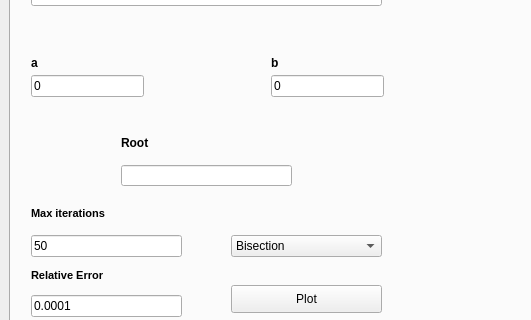
Before: the Qt Designer form src/ui/mainwindow.ui in Gang-of-CSED/Equator, drawn with Qt 5; both pictures show x 0 to 531 and y 100 to 420 of the 1110 by 675 pixel window.
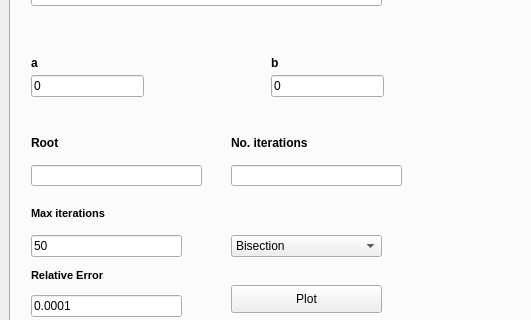
After: the same form once the commit is applied.

Commit message: add label to equation+ no iterations

```diff
--- a/src/ui/mainwindow.ui
+++ b/src/ui/mainwindow.ui
@@ -977,7 +977,7 @@
        <widget class="QLineEdit" name="rootLineEdit">
         <property name="geometry">
          <rect>
-          <x>110</x>
+          <x>20</x>
           <y>230</y>
           <width>171</width>
           <height>21</height>
@@ -990,7 +990,7 @@
        <widget class="QLabel" name="rootLabel">
         <property name="geometry">
          <rect>
-          <x>110</x>
+          <x>20</x>
           <y>200</y>
           <width>55</width>
           <height>16</height>
@@ -1135,6 +1135,38 @@
          <string>Dark</string>
         </property>
        </widget>
+       <widget class="QLineEdit" name="noIterationsLineEdit">
+        <property name="geometry">
+         <rect>
+          <x>220</x>
+          <y>230</y>
+          <width>171</width>
+          <height>21</height>
+         </rect>
+        </property>
+        <property name="readOnly">
+         <bool>true</bool>
+        </property>
+       </widget>
+       <widget class="QLabel" name="noIterationsLabel">
+        <property name="geometry">
+         <rect>
+          <x>220</x>
+          <y>200</y>
+          <width>101</width>
+          <height>16</height>
+         </rect>
+        </property>
+        <property name="font">
+         <font>
+          <weight>75</weight>
+          <bold>true</bold>
+         </font>
+        </property>
+        <property name="text">
+         <string>No. iterations</string>
+        </property>
+       </widget>
       </widget>
      </widget>
     </item>
```
Left out of the diff: 2 changed lines with no effect on the pictures. The commit also changes 2 other files.
